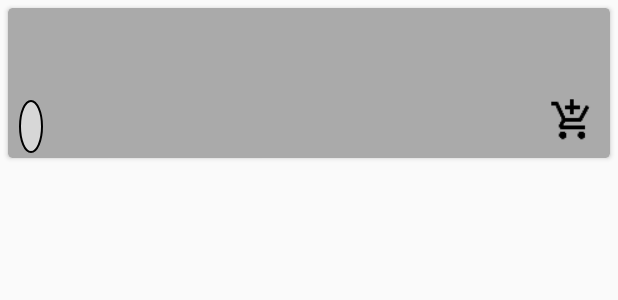
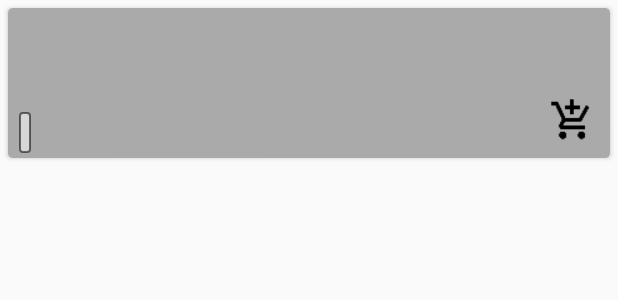
Before and after one commit to Lyofen/HenriPotier, an Android app: the layout item_book.xml on its own in the app's theme, with its tools: preview values and no code run, on a phone screen of 412 x 824 dp. Shown: the top 300 px of the screen. Run offline under Robolectric (Android 15) with nearby library versions, the phone set to English and light mode, and no system bars.

Commit message:
add keystore and change shape

```diff
--- a/app/src/main/java/com/remytabardel/henripotier/fragments/CartFragment.java
+++ b/app/src/main/java/com/remytabardel/henripotier/fragments/CartFragment.java
@@ -7,6 +7,7 @@ import android.support.v7.widget.RecyclerView;
 import android.view.LayoutInflater;
 import android.view.View;
 import android.view.ViewGroup;
+import android.widget.Button;
 
 import com.remytabardel.henripotier.MyApplication;
 import com.remytabardel.henripotier.R;
@@ -69,7 +70,7 @@ public class CartFragment extends AbstractFragment implements CartAdapterListene
     }
 
     @OnClick(R.id.button_look_collection)
-    public void onClickButtonLookCollection()
+    public void onClickButtonLookCollection(Button button)
     {
         //we simulate click on books menu
         ((MainActivity) getActivity()).performNavigationClick(R.id.nav_books);
--- a/app/src/main/res/drawable/shape_circle_price.xml
+++ /dev/null
@@ -1,7 +0,0 @@
-<?xml version="1.0" encoding="utf-8"?>
-<shape xmlns:android="http://schemas.android.com/apk/res/android"
-    android:shape="oval">
-    <corners android:radius="30dip"/>
-    <stroke android:color="@android:color/black" android:width="1dip"/>
-    <solid android:color="@color/colorShapeCirclePriceBackground"/>
-</shape>
--- /dev/null
+++ b/app/src/main/res/drawable/shape_rect_price.xml
@@ -0,0 +1,7 @@
+<?xml version="1.0" encoding="utf-8"?>
+<shape xmlns:android="http://schemas.android.com/apk/res/android"
+    android:shape="rectangle">
+    <corners android:radius="2dip"/>
+    <stroke android:color="@color/colorShapeRectPriceBorder" android:width="1dip"/>
+    <solid android:color="@color/colorShapeRectPriceBackground"/>
+</shape>
--- a/app/src/main/res/layout/item_book.xml
+++ b/app/src/main/res/layout/item_book.xml
@@ -35,8 +35,8 @@
             android:layout_height="wrap_content"
             android:layout_alignParentBottom="true"
             android:layout_toRightOf="@+id/imageview_cover"
-            android:background="@drawable/shape_circle_price"
-            android:padding="8dp"
+            android:background="@drawable/shape_rect_price"
+            android:padding="4dp"
             android:textColor="@android:color/black" />
 
         <com.remytabardel.henripotier.views.AddToCartView
--- a/app/src/main/res/values/colors.xml
+++ b/app/src/main/res/values/colors.xml
@@ -7,6 +7,7 @@
     <color name="colorLightBackground">#FAFAFA</color>
     <!-- view colors -->
     <color name="colorShapeGradientGray">#EEEEEE</color>
-    <color name="colorShapeCirclePriceBackground">#88FFFFFF</color>
+    <color name="colorShapeRectPriceBorder">#88000000</color>
+    <color name="colorShapeRectPriceBackground">#88FFFFFF</color>
 
 </resources>
```
Also changed, not shown: app/build.gradle (+9 -0 lines), app/src/main/res/layout/fragment_cart.xml (+5 -5 lines), app/src/main/res/layout/fragment_debug.xml (+12 -5 lines), 1 other file.
